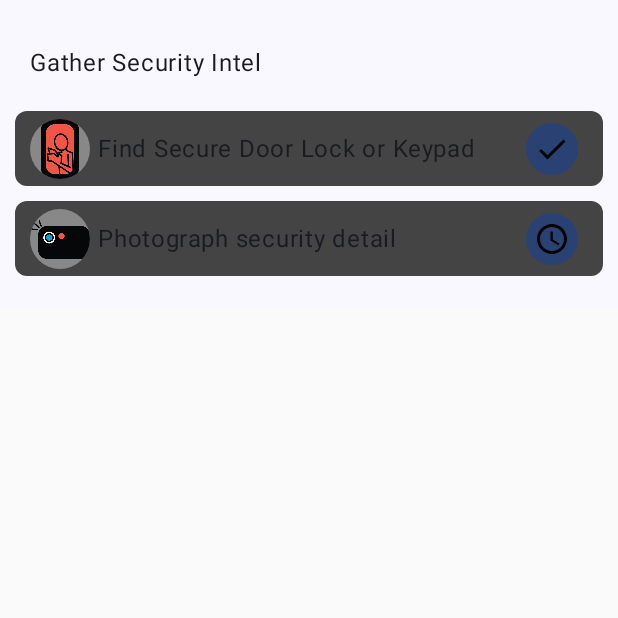
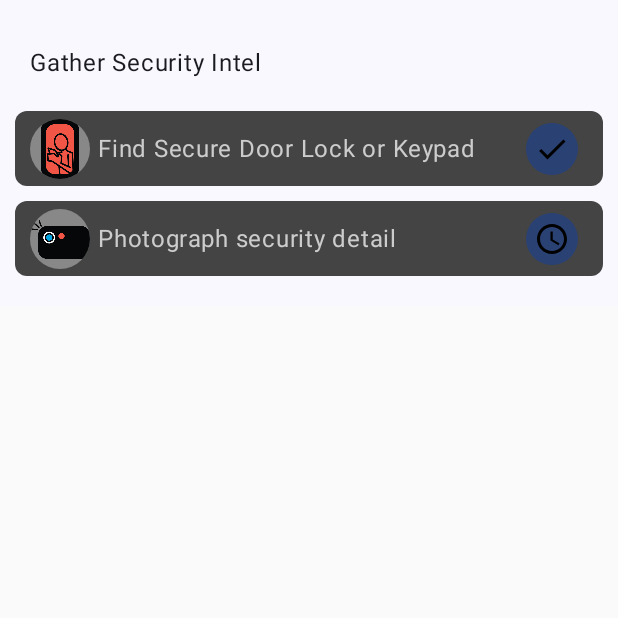
Before and after one commit to danielyrovas/clandestinations, an Android app built with Jetpack Compose: the MainGameScreen screen opened through its navigation route, after a tap on "Gather Security Intel", on a phone screen of 412 x 824 dp, the top half of it. Run offline under Robolectric (Android 15) with nearby library versions, the phone set to English and light mode, and no system bars; libraries missing offline, so code that uses them is left out: io.github.serpro69.kfaker; 6 statements that could not run were skipped.

Commit message:
update text colour on tasks and actions to light grey for visibility

```diff
--- a/app/src/main/java/org/yrovas/clandestinations/components/Components.kt
+++ b/app/src/main/java/org/yrovas/clandestinations/components/Components.kt
@@ -60,7 +60,8 @@ fun TaskListItem(task: Task, onclick: () -> Unit) {
                         .align(Alignment.Center))
             }
             Text(task.name, Modifier
-                .padding(start = 5.dp) )
+                .padding(start = 5.dp)
+            , color = Color.LightGray)
         }
         LinearProgressIndicator(progress = taskProgress,
             Modifier
@@ -96,7 +97,8 @@ fun ActionListItem(action: Action) {
             )
             Text(
                 action.name, Modifier
-                    .padding(start = 5.dp)
+                    .padding(start = 5.dp),
+                color = Color.LightGray
             )
         }
     }
--- a/app/src/main/java/org/yrovas/clandestinations/screens/TaskScreen.kt
+++ b/app/src/main/java/org/yrovas/clandestinations/screens/TaskScreen.kt
@@ -82,7 +82,8 @@ fun TaskListScreenItem(task: Task) {
             Text(
                 task.name, Modifier
                     .padding(start = 5.dp, end = 5.dp)
-                    .fillMaxWidth(0.85f)
+                    .fillMaxWidth(0.85f),
+                color = Color.LightGray
             )
         }
         Button(
```
